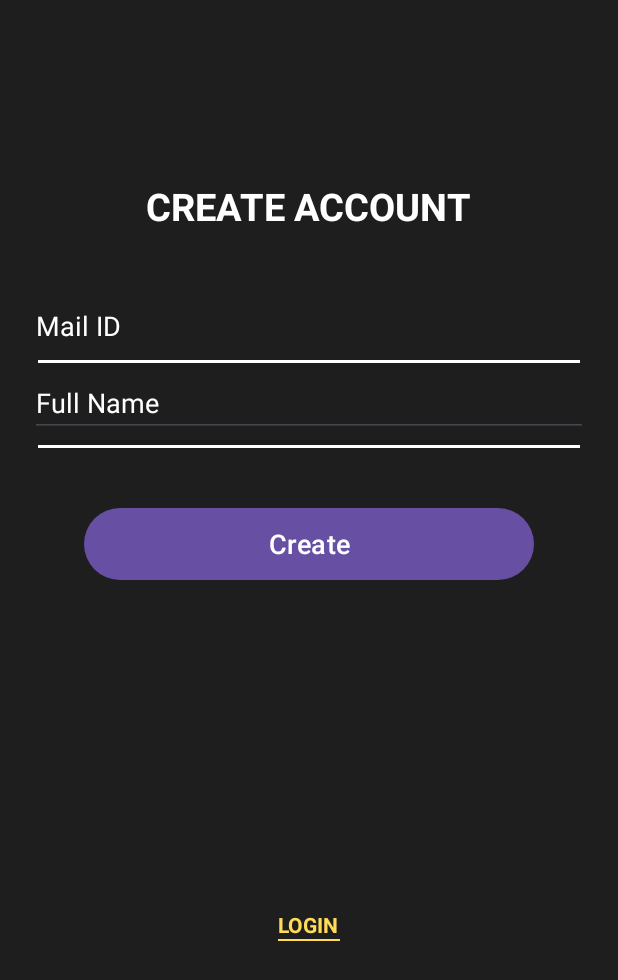
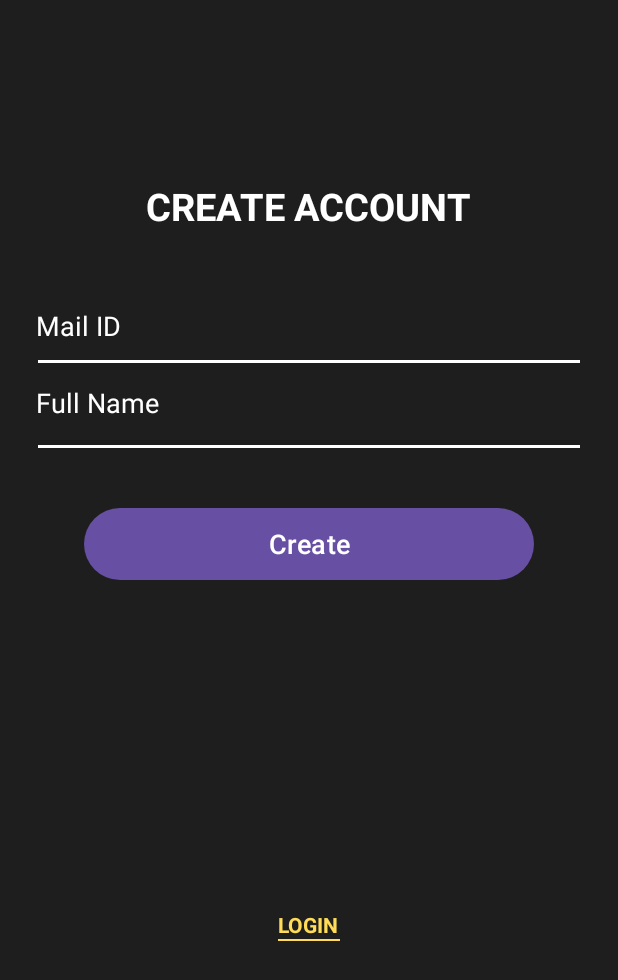
Before and after one commit to Cybertron-Ant/Login_Signup_Page, an Android app: the layout create_account.xml on its own in the app's theme, with its tools: preview values and no code run, on a phone screen of 412 x 824 dp. Shown: the top 980 px of the screen. Run offline under Robolectric (Android 15) with nearby library versions, the phone set to English and light mode, and no system bars.

Commit message:
removed input field underline, backgroundTint

```diff
--- a/app/src/main/res/layout/create_account.xml
+++ b/app/src/main/res/layout/create_account.xml
@@ -52,6 +52,7 @@
         android:hint="Full Name"
         android:textColor="#FFFFFF"
         android:textColorHint="#FFFFFF"
+        android:backgroundTint="#1E1E1E"
         android:layout_marginBottom="5dp"
         android:layout_marginLeft="20dp"
         android:layout_marginRight="20dp"
```
